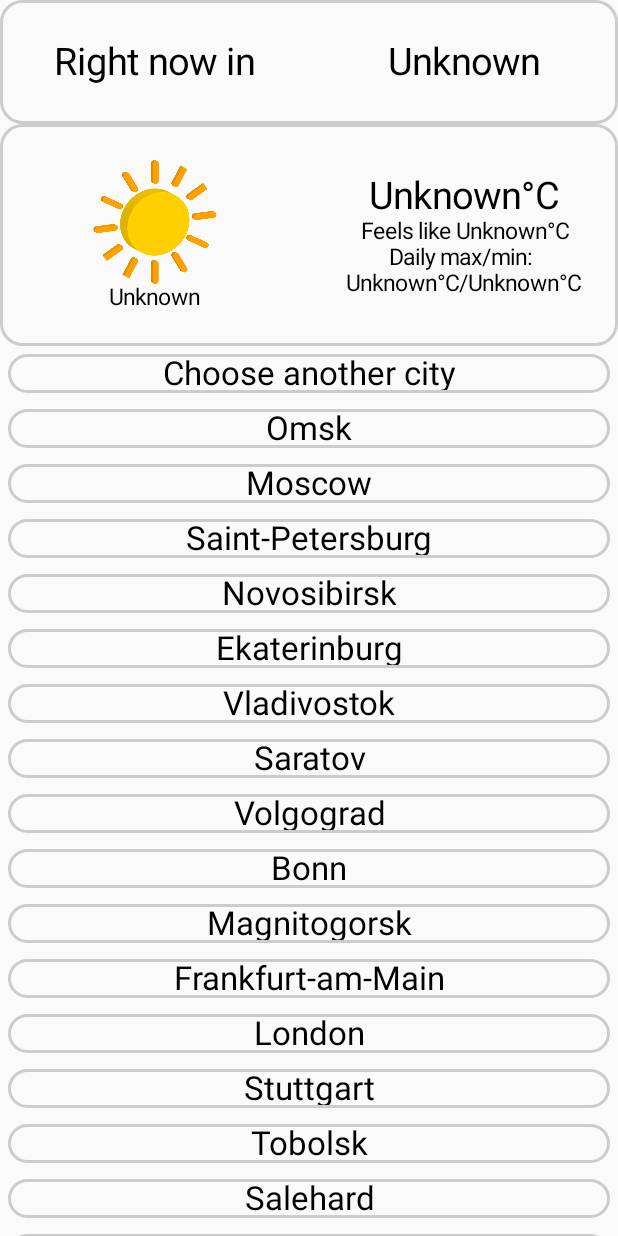
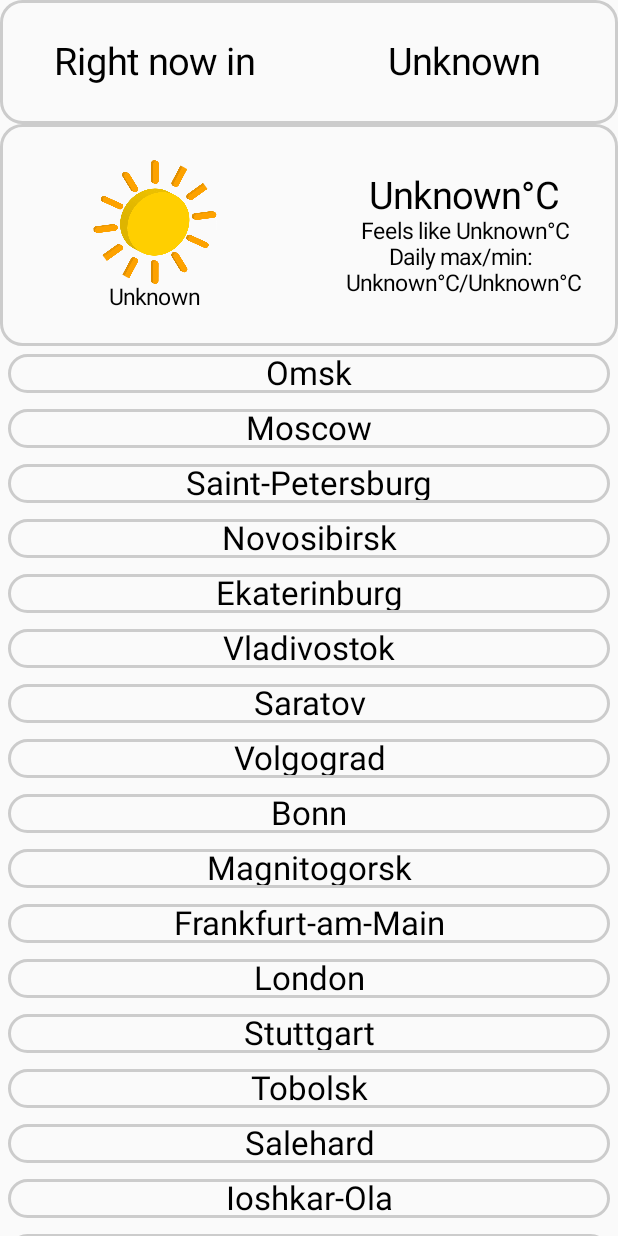
Before and after one commit to mnolimp/Weather-App-Task, an Android app built with Jetpack Compose: the screen it shows after launch (MainActivity), on a phone screen of 412 x 824 dp. Run offline under Robolectric (Android 15) with nearby library versions, the phone set to English and light mode, and no system bars.

Commit message:
Completed main functional
Main functional:
List of some cities
Getting current weather of cities

```diff
--- a/WeatherForecastProvider/app/src/main/AndroidManifest.xml
+++ b/WeatherForecastProvider/app/src/main/AndroidManifest.xml
@@ -18,11 +18,6 @@
         android:theme="@style/Theme.WeatherForecastProvider"
         tools:targetApi="31">
         <activity
-            android:name=".CityChoose"
-            android:exported="false"
-            android:label="@string/title_activity_city_choose"
-            android:theme="@style/Theme.WeatherForecastProvider" />
-        <activity
             android:name=".MainActivity"
             android:exported="true"
             android:label="@string/app_name"
--- a/WeatherForecastProvider/app/src/main/java/com/mnolimp/weatherforecastprovider/MainActivity.kt
+++ b/WeatherForecastProvider/app/src/main/java/com/mnolimp/weatherforecastprovider/MainActivity.kt
@@ -13,9 +13,11 @@ import androidx.compose.foundation.layout.Box
 import androidx.compose.foundation.layout.Column
 import androidx.compose.foundation.layout.Row
 import androidx.compose.foundation.layout.fillMaxHeight
+import androidx.compose.foundation.layout.fillMaxSize
 import androidx.compose.foundation.layout.fillMaxWidth
 import androidx.compose.foundation.layout.padding
 import androidx.compose.foundation.lazy.LazyColumn
+import androidx.compose.foundation.lazy.LazyRow
 import androidx.compose.foundation.shape.RoundedCornerShape
 import androidx.compose.material3.Divider
 import androidx.compose.material3.Text
@@ -38,7 +40,7 @@ import java.net.URL
 import java.util.concurrent.Executors
 
 private val executor = Executors.newSingleThreadExecutor()
-private var location: String = "Unknown"
+private var location : String = "Unknown"
 private var weatherTemperature : String = "Zero"
 private var weatherFeelsLike : String = "Zero"
 private var weatherMaxTemperature : String = "Zero"
@@ -71,6 +73,7 @@ private val citiesList = arrayListOf(
     arrayListOf("Belgrade", "44.49", "20.28")
 )
 
+
 class MainActivity : ComponentActivity() {
 
     override fun onCreate(savedInstanceState: Bundle?) {
@@ -97,10 +100,9 @@ fun APICall(
         val url =
             "https://api.openweathermap.org/data/2.5/weather?lat=$lat&lon=$lon&appid=$APIkey&units=metric"
         val recievedInfo = URL(url).readText()
+        val jsonInfo = JSONObject(recievedInfo)
 
         Log.d("Recieved info", recievedInfo)
-
-        val jsonInfo = JSONObject(recievedInfo)
 
         var weatherCondition = jsonInfo.getJSONObject("main")
         location = jsonInfo.getString("name")
@@ -125,8 +127,6 @@ fun APICall(
         stateWeatherMaxTemperature.value = weatherMaxTemperature
         stateWeatherMinTemperature.value = weatherMinTemperature
         stateWeatherType.value = weatherType
-
-        Log.d("City", location)
     }
 }
 
@@ -176,7 +176,8 @@ fun showInfo() {
 
     Column {
         Row(
-            modifier = Modifier.fillMaxWidth()
+            modifier = Modifier
+                .fillMaxWidth()
                 .border(
                     2.dp,
                     Color.LightGray,
@@ -186,7 +187,8 @@ fun showInfo() {
             verticalAlignment = Alignment.CenterVertically
         ) {
             Column(
-                modifier = Modifier.fillMaxWidth(0.5f)
+                modifier = Modifier
+                    .fillMaxWidth(0.5f)
                     .fillMaxHeight(0.1f),
                 horizontalAlignment = Alignment.CenterHorizontally,
                 verticalArrangement = Arrangement.Center
@@ -225,7 +227,9 @@ fun showInfo() {
                 if(icTypeId.value != 0) {
                     Image(
                         painter = painterResource(id = icTypeId.value),
-                        modifier = Modifier.fillMaxWidth(0.4f).clip(RoundedCornerShape(90.dp)),
+                        modifier = Modifier
+                            .fillMaxWidth(0.4f)
+                            .clip(RoundedCornerShape(90.dp)),
                         contentDescription = "ic_clear_night",
                         alignment = Alignment.Center
                     )
@@ -258,29 +262,10 @@ fun showInfo() {
                 )
             }
         }
-        //Divider(color = Color.LightGray, thickness = 1.dp)
+
         LazyColumn(modifier = Modifier.fillMaxHeight(),
                    horizontalAlignment = Alignment.CenterHorizontally) {
-            item {
-                Row(
-                    horizontalArrangement = Arrangement.Center,
-                    modifier = Modifier
-                        .fillMaxWidth()
-                        .fillMaxHeight()
-                        .padding(5.dp)
-                        .border(2.dp, Color.LightGray, RoundedCornerShape(15.dp))
-                        .clickable {
-
-                        }) {
-                    Text(
-                        text = "Choose another city",
-                        fontSize = 22.sp,
-                        textAlign = TextAlign.Center,
-                        modifier = Modifier.fillMaxHeight()
-                    )
-                }
-            }
-            for(i in 0..citiesList.size-1){
+            for(i in 0 until citiesList.size){
                 item {
                     Row(
                         horizontalArrangement = Arrangement.Center,
```
Lines whose indentation alone changed are shown as unchanged.
